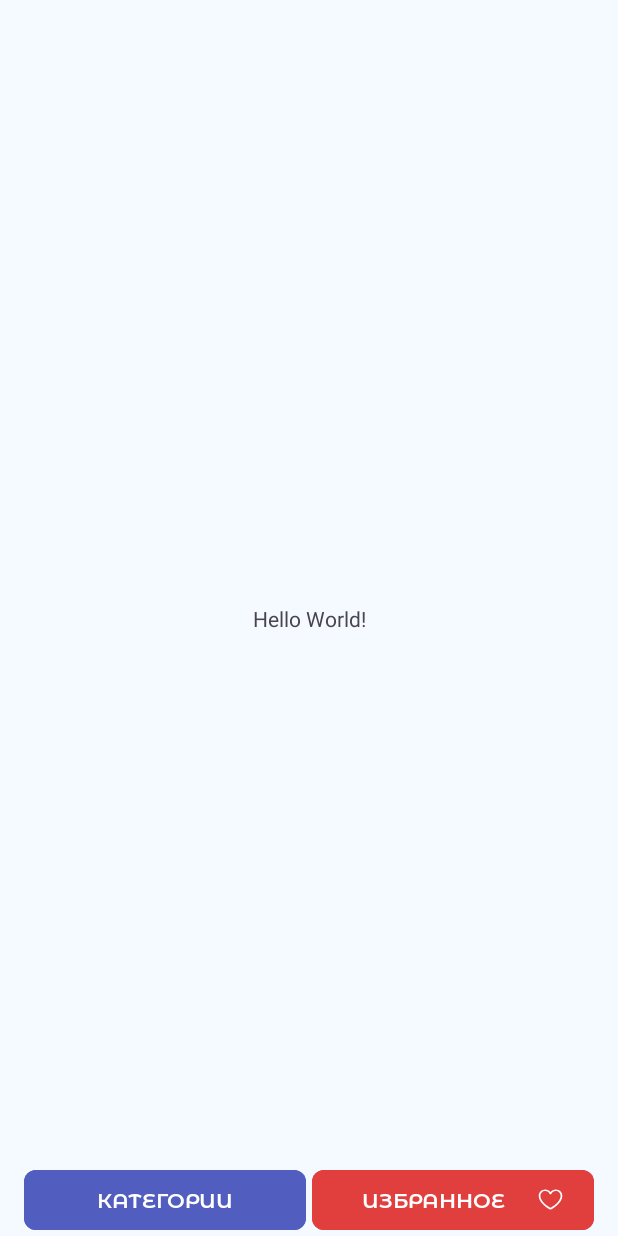
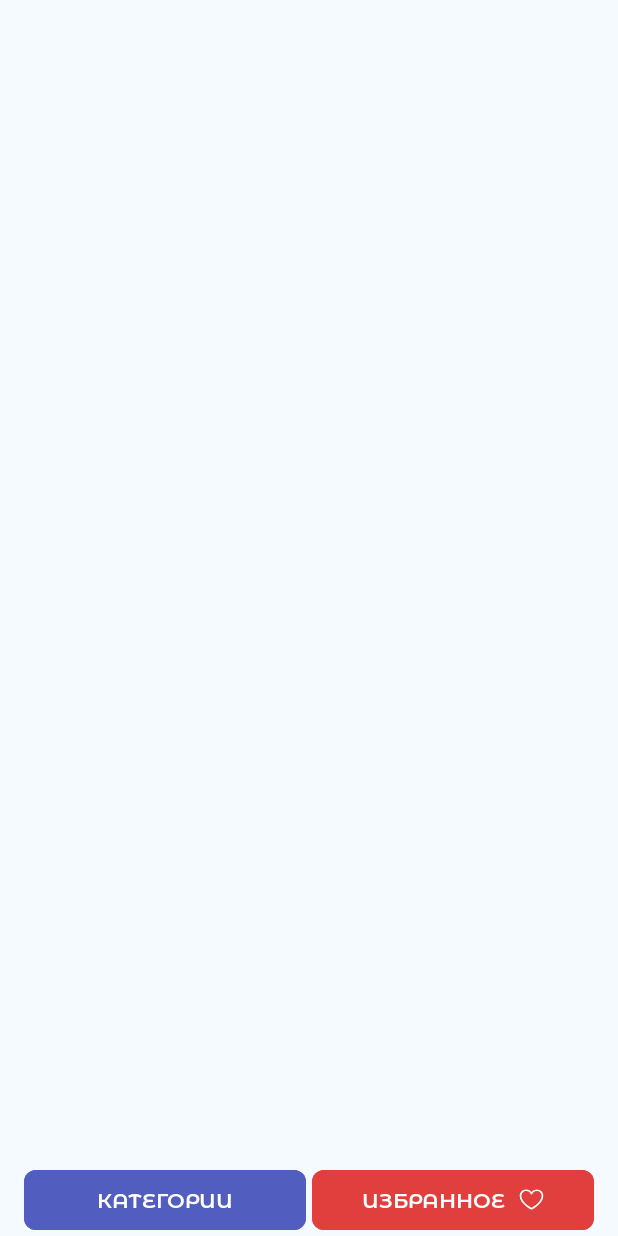
Before and after one commit to bogdantvor/RecepiesApplication, an Android app: the layout activity_main.xml on its own in the app's theme, with its tools: preview values and no code run, on a phone screen of 412 x 824 dp. Run offline under Robolectric (Android 15) with nearby library versions, the phone set to English and light mode, and no system bars.

Commit message:
RA-03 - Исправлены ошибки

```diff
--- a/app/src/main/res/layout/activity_main.xml
+++ b/app/src/main/res/layout/activity_main.xml
@@ -8,50 +8,37 @@
 
     tools:context=".MainActivity">
 
-    <TextView
-        android:id="@+id/textView"
-        android:layout_width="wrap_content"
-        android:layout_height="wrap_content"
-        android:text="Hello World!"
-        app:layout_constraintBottom_toBottomOf="parent"
-        app:layout_constraintEnd_toEndOf="parent"
-        app:layout_constraintStart_toStartOf="parent"
-        app:layout_constraintTop_toTopOf="parent" />
-
     <LinearLayout
         android:layout_width="match_parent"
         android:layout_height="wrap_content"
+        android:layout_marginStart="@dimen/main_16"
+        android:layout_marginEnd="@dimen/main_16"
         android:orientation="horizontal"
-        app:layout_constraintBottom_toBottomOf="parent"
-        android:layout_marginStart="16dp"
-        android:layout_marginEnd="16dp"
-        tools:layout_editor_absoluteX="1dp">
-
+        app:layout_constraintBottom_toBottomOf="parent">
 
         <Button
             android:id="@+id/btnCategory"
+            style="@style/StyleNavButton"
             android:layout_width="match_parent"
             android:layout_height="wrap_content"
             android:layout_marginEnd="2dp"
             android:layout_weight="1"
-            android:text="@string/button_category"
-            style="@style/StyleNavButton"
-            android:backgroundTint="#525DC0"
-             />
+            android:backgroundTint="@color/category_button_color"
+            android:text="@string/button_category" />
 
         <com.google.android.material.button.MaterialButton
             android:id="@+id/btnFavorites"
+            style="@style/StyleNavButton"
             android:layout_width="match_parent"
             android:layout_height="wrap_content"
+            android:layout_marginStart="2dp"
             android:layout_weight="1"
-            android:layout_marginStart="2dp"
+            android:backgroundTint="@color/favorites_button_color"
             android:text="@string/button_favorites"
-            style="@style/StyleNavButton"
-            android:backgroundTint="#E13E3E"
             app:icon="@drawable/ic_heart_empty"
-            app:iconGravity="end"/>
+            app:iconGravity="textEnd" />
 
 
-</LinearLayout>
+    </LinearLayout>
 
 </androidx.constraintlayout.widget.ConstraintLayout>
--- a/app/src/main/res/values/colors.xml
+++ b/app/src/main/res/values/colors.xml
@@ -3,4 +3,7 @@
     <color name="black">#FF000000</color>
     <color name="white">#FFFFFFFF</color>
     <color name="background_main">#F4FAFF</color>
+    <color name="navigation_bar_color">#F5F5F5</color>
+    <color name="category_button_color">#525DC0</color>
+    <color name="favorites_button_color">#E13E3E</color>
 </resources>
--- /dev/null
+++ b/app/src/main/res/values/dimens.xml
@@ -0,0 +1,6 @@
+<?xml version="1.0" encoding="utf-8"?>
+<resources>
+    <dimen name="main_16">16dp</dimen>
+    <dimen name="main_8">8dp</dimen>
+
+</resources>
--- a/app/src/main/res/values/themes.xml
+++ b/app/src/main/res/values/themes.xml
@@ -1,8 +1,9 @@
 <resources xmlns:tools="http://schemas.android.com/tools">
     <!-- Base application theme. -->
     <style name="Base.Theme.RecepiesApplication" parent="Theme.Material3.DayNight.NoActionBar">
-        <!-- Customize your light theme here. -->
-        <!-- <item name="colorPrimary">@color/my_light_primary</item> -->
+        <item name="android:statusBarColor">@color/background_main</item>
+        <item name="android:navigationBarColor">@color/navigation_bar_color</item>
+        <item name="android:windowLightStatusBar">true</item>
     </style>
 
     <style name="Theme.RecepiesApplication" parent="Base.Theme.RecepiesApplication" />
```
